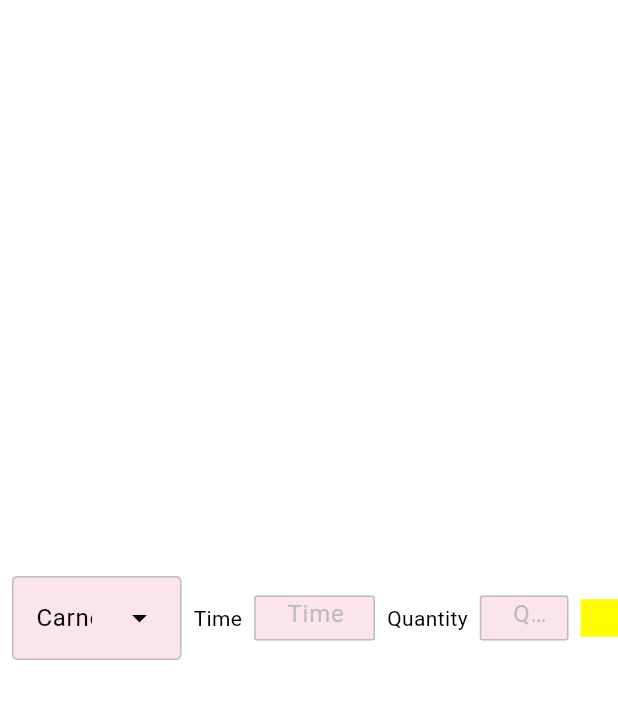
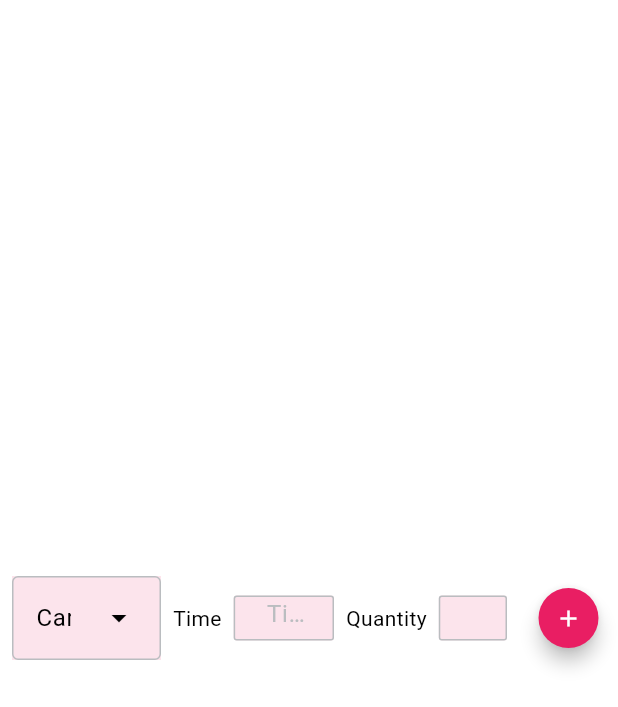
Before and after one commit to thalyson004/nutrition-study-front, a Flutter app: the AddMeal widget shown alone on an empty page, opened directly, on a phone screen of 412 x 824 dp. Shown: the top 707 px of the screen. Run offline on Flutter 3.47's test engine with Material 3 defaults, Android fonts, the light colour scheme and no system bars; our stand-ins replace flutter_easyloading, font_awesome_flutter, go_router, google_fonts; missing offline and left inert: window_manager; statements that could not run were skipped.

Commit message:
Adjust AddMeal widget

```diff
--- a/lib/layers/presentation/widgets/add_meal.dart
+++ b/lib/layers/presentation/widgets/add_meal.dart
@@ -57,9 +57,18 @@ class _AddMealState extends State<AddMeal> {
           ),
         ),
         Container(
-          color: Colors.yellowAccent,
-          width: 25,
-          height: 25,
+          child: ElevatedButton(
+            onPressed: () {},
+            style: ElevatedButton.styleFrom(
+              shape: const CircleBorder(),
+              backgroundColor: Colors.pink,
+              shadowColor: Colors.black,
+            ),
+            child: const Icon(
+              Icons.add,
+              color: Colors.white,
+            ),
+          ),
         ),
       ],
     );
```
Also changed, not shown: lib/layers/presentation/pages/project/project.dart (+6 -2 lines).
